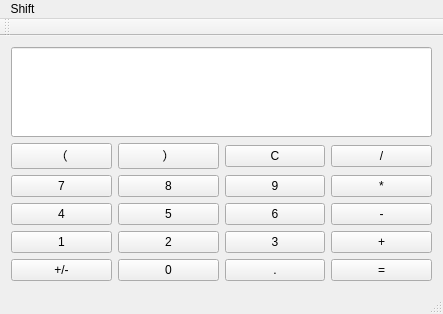
The window that mainwindow.ui (yzxhx/yzxhx2) describes before a commit, drawn with Qt 5.
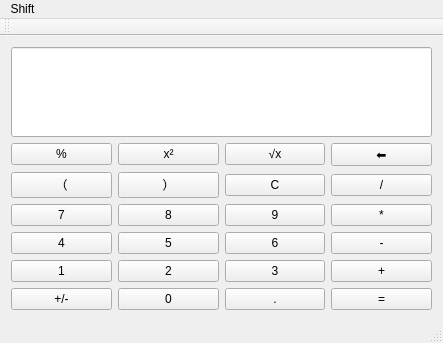
The same window after the commit.

Patch:
```diff
--- a/mainwindow.ui
+++ b/mainwindow.ui
@@ -14,9 +14,9 @@
    <string>MainWindow</string>
   </property>
   <widget class="QWidget" name="centralWidget">
-   <layout class="QGridLayout" name="gridLayout_3">
+   <layout class="QGridLayout" name="gridLayout_2">
     <item row="0" column="0">
-     <layout class="QGridLayout" name="gridLayout_2">
+     <layout class="QGridLayout" name="gridLayout">
       <item row="0" column="0">
        <widget class="QLineEdit" name="inputline">
         <property name="minimumSize">
@@ -28,141 +28,189 @@
        </widget>
       </item>
       <item row="1" column="0">
-       <layout class="QGridLayout" name="gridLayout">
-        <item row="0" column="0">
+       <layout class="QHBoxLayout" name="horizontalLayout_6">
+        <item>
+         <widget class="QPushButton" name="btnbfh">
+          <property name="text">
+           <string>%</string>
+          </property>
+         </widget>
+        </item>
+        <item>
+         <widget class="QPushButton" name="btnpf">
+          <property name="text">
+           <string>x²</string>
+          </property>
+         </widget>
+        </item>
+        <item>
+         <widget class="QPushButton" name="btngh">
+          <property name="text">
+           <string>√x</string>
+          </property>
+         </widget>
+        </item>
+        <item>
+         <widget class="QPushButton" name="btntg">
+          <property name="text">
+           <string>⬅</string>
+          </property>
+         </widget>
+        </item>
+       </layout>
+      </item>
+      <item row="2" column="0">
+       <layout class="QHBoxLayout" name="horizontalLayout_5">
+        <item>
          <widget class="QPushButton" name="btnkl">
           <property name="text">
            <string>（</string>
           </property>
          </widget>
         </item>
-        <item row="0" column="1">
+        <item>
          <widget class="QPushButton" name="btnkr">
           <property name="text">
            <string>）</string>
           </property>
          </widget>
         </item>
-        <item row="0" column="2">
+        <item>
          <widget class="QPushButton" name="btnC">
           <property name="text">
            <string>C</string>
           </property>
          </widget>
         </item>
-        <item row="0" column="3">
+        <item>
          <widget class="QPushButton" name="btnchu">
           <property name="text">
            <string>/</string>
           </property>
          </widget>
         </item>
-        <item row="1" column="0">
+       </layout>
+      </item>
+      <item row="3" column="0">
+       <layout class="QHBoxLayout" name="horizontalLayout_4">
+        <item>
          <widget class="QPushButton" name="btn7">
           <property name="text">
            <string>7</string>
           </property>
          </widget>
         </item>
-        <item row="1" column="1">
+        <item>
          <widget class="QPushButton" name="btn8">
           <property name="text">
            <string>8</string>
           </property>
          </widget>
         </item>
-        <item row="1" column="2">
+        <item>
          <widget class="QPushButton" name="btn9">
           <property name="text">
            <string>9</string>
           </property>
          </widget>
         </item>
-        <item row="1" column="3">
+        <item>
          <widget class="QPushButton" name="btncheng">
           <property name="text">
            <string>*</string>
           </property>
          </widget>
         </item>
-        <item row="2" column="0">
+       </layout>
+      </item>
+      <item row="4" column="0">
+       <layout class="QHBoxLayout" name="horizontalLayout_3">
+        <item>
          <widget class="QPushButton" name="btn4">
           <property name="text">
            <string>4</string>
           </property>
          </widget>
         </item>
-        <item row="2" column="1">
+        <item>
          <widget class="QPushButton" name="btn5">
           <property name="text">
            <string>5</string>
           </property>
          </widget>
         </item>
-        <item row="2" column="2">
+        <item>
          <widget class="QPushButton" name="btn6">
           <property name="text">
            <string>6</string>
           </property>
          </widget>
         </item>
-        <item row="2" column="3">
+        <item>
          <widget class="QPushButton" name="btnjian">
           <property name="text">
            <string>-</string>
           </property>
          </widget>
         </item>
-        <item row="3" column="0">
+       </layout>
+      </item>
+      <item row="5" column="0">
+       <layout class="QHBoxLayout" name="horizontalLayout_2">
+        <item>
          <widget class="QPushButton" name="btn1">
           <property name="text">
            <string>1</string>
           </property>
          </widget>
         </item>
-        <item row="3" column="1">
+        <item>
          <widget class="QPushButton" name="btn2">
           <property name="text">
            <string>2</string>
           </property>
          </widget>
         </item>
-        <item row="3" column="2">
+        <item>
          <widget class="QPushButton" name="btn3">
           <property name="text">
            <string>3</string>
           </property>
          </widget>
         </item>
-        <item row="3" column="3">
+        <item>
          <widget class="QPushButton" name="btnjia">
           <property name="text">
            <string>+</string>
           </property>
          </widget>
         </item>
-        <item row="4" column="0">
+       </layout>
+      </item>
+      <item row="6" column="0">
+       <layout class="QHBoxLayout" name="horizontalLayout">
+        <item>
          <widget class="QPushButton" name="btnzf">
           <property name="text">
            <string>+/-</string>
           </property>
          </widget>
         </item>
-        <item row="4" column="1">
+        <item>
          <widget class="QPushButton" name="btn0">
           <property name="text">
            <string>0</string>
           </property>
          </widget>
         </item>
-        <item row="4" column="2">
+        <item>
          <widget class="QPushButton" name="btndian">
           <property name="text">
            <string>.</string>
           </property>
          </widget>
         </item>
-        <item row="4" column="3">
+        <item>
          <widget class="QPushButton" name="btnresult">
           <property name="text">
            <string>=</string>
```
